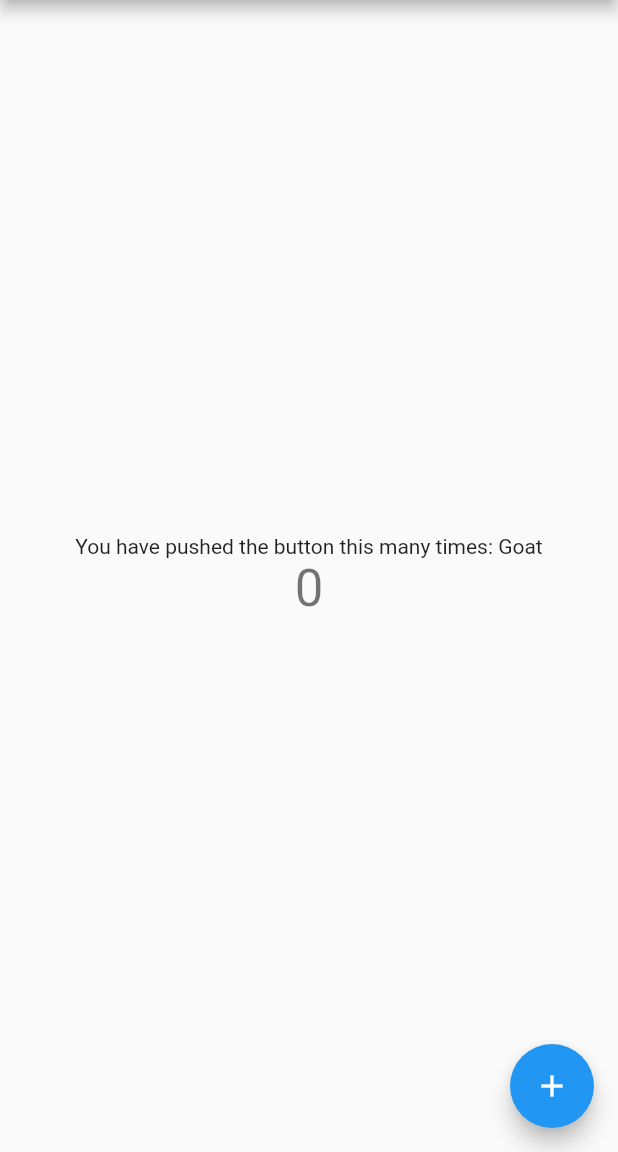
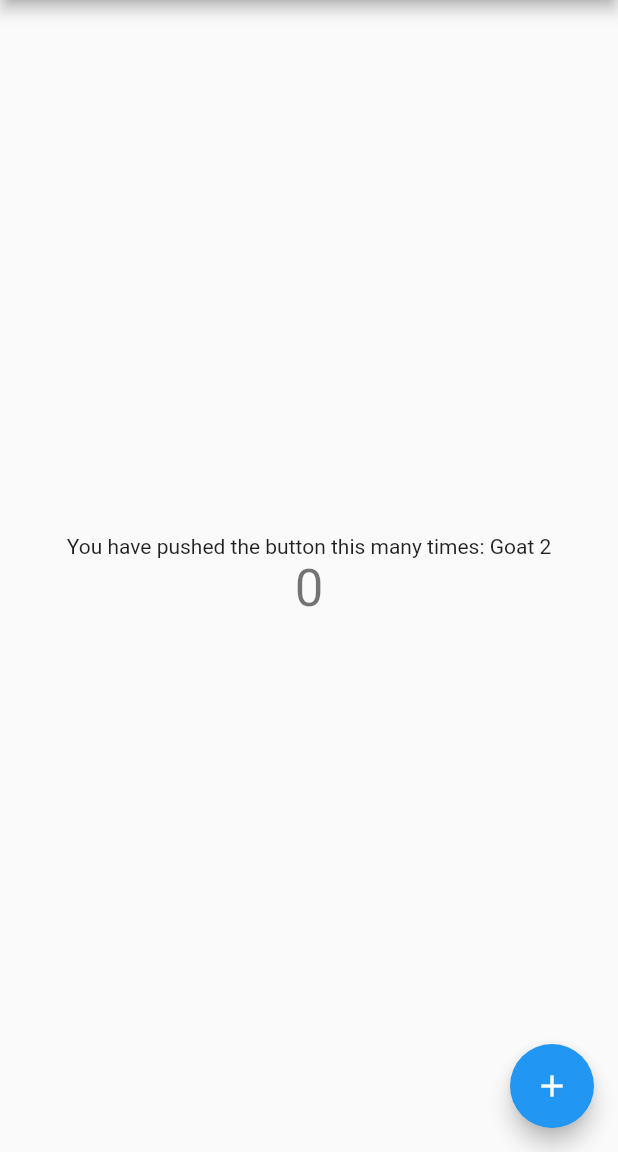
Before and after one commit to vilijc/firebase-app-distribution-goat, a Flutter app: the screen it shows after launch, on a phone screen of 412 x 824 dp, the part 84-1236 px from its top. Run offline on Flutter 3.47's test engine with Material 2 defaults, Android fonts, the phone set to English and light mode, and no system bars.

```diff
--- a/lib/main.dart
+++ b/lib/main.dart
@@ -94,7 +94,7 @@ class _MyHomePageState extends State<MyHomePage> {
           mainAxisAlignment: MainAxisAlignment.center,
           children: <Widget>[
             Text(
-              'You have pushed the button this many times: Goat',
+              'You have pushed the button this many times: Goat 2',
             ),
             Text(
               '$_counter',
```
